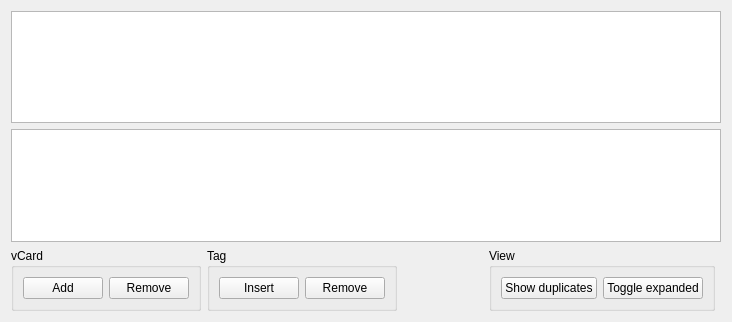
westerhofffl/vcard-editor, file ProjectWidget.ui: the form before one commit.
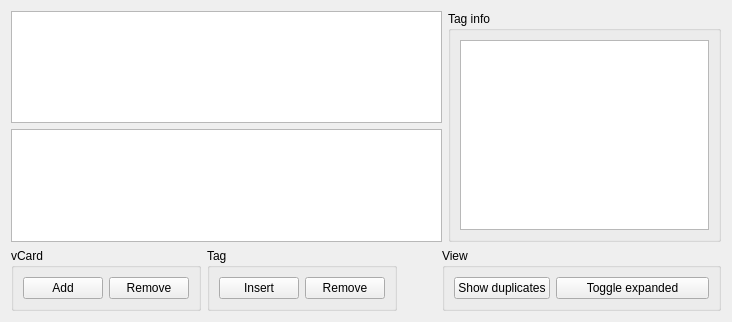
The form after the commit.

Commit message: + tag info

```diff
--- a/ProjectWidget.ui
+++ b/ProjectWidget.ui
@@ -14,9 +14,32 @@
    <string>Form</string>
   </property>
   <layout class="QGridLayout" name="gridLayout">
-   <item row="0" column="0" colspan="5">
+   <item row="0" column="0" colspan="4">
     <widget class="QTreeView" name="treeView"/>
    </item>
+   <item row="0" column="4" rowspan="2">
+    <widget class="QGroupBox" name="groupBox_4">
+     <property name="title">
+      <string>Tag info</string>
+     </property>
+     <layout class="QGridLayout" name="gridLayout_2">
+      <item row="0" column="0">
+       <widget class="QTextEdit" name="infoTextEdit">
+        <property name="readOnly">
+         <bool>true</bool>
+        </property>
+       </widget>
+      </item>
+     </layout>
+    </widget>
+   </item>
+   <item row="1" column="0" colspan="4">
+    <widget class="QTreeView" name="duplicatesTreeView">
+     <property name="rootIsDecorated">
+      <bool>false</bool>
+     </property>
+    </widget>
+   </item>
    <item row="2" column="0">
     <widget class="QGroupBox" name="groupBox">
      <property name="title">
@@ -76,7 +99,7 @@
      </property>
     </spacer>
    </item>
-   <item row="2" column="3">
+   <item row="2" column="3" colspan="2">
     <widget class="QGroupBox" name="groupBox_3">
      <property name="title">
       <string>View</string>
@@ -136,13 +159,6 @@
      </layout>
     </widget>
    </item>
-   <item row="1" column="0" colspan="5">
-    <widget class="QTreeView" name="duplicatesTreeView">
-     <property name="rootIsDecorated">
-      <bool>false</bool>
-     </property>
-    </widget>
-   </item>
   </layout>
  </widget>
  <resources/>
```
The commit also changes 8 other files.
